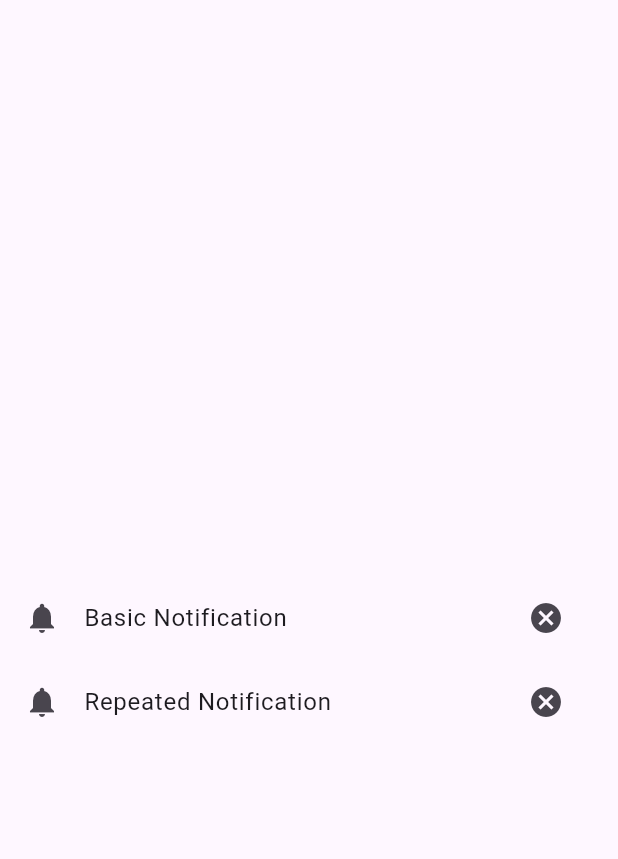
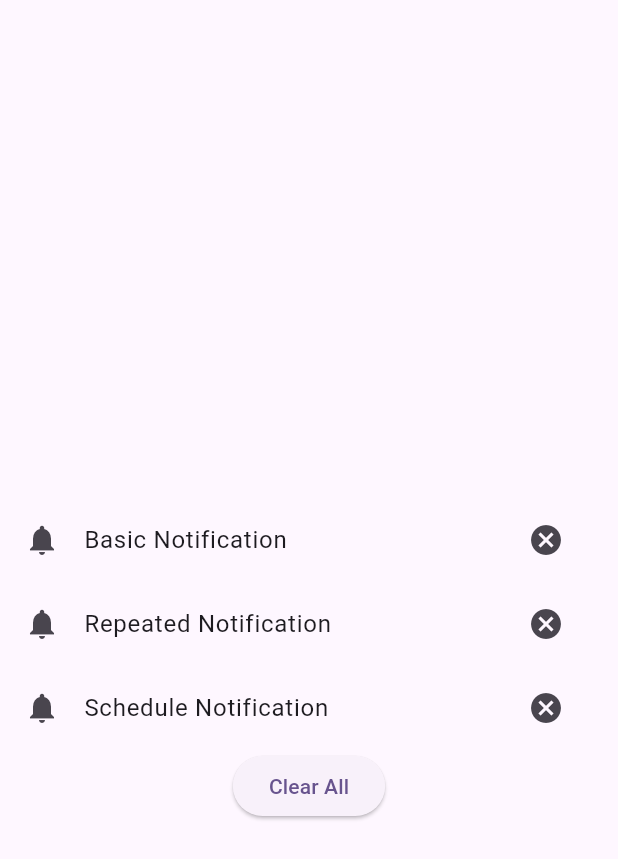
Before and after one commit to amiqyolo/learn_flutter_local_notification, a Flutter app: the screen it shows after launch, after a tap on "Basic Notification", on a phone screen of 412 x 824 dp. Shown: the top 859 px of the screen. Run offline on Flutter 3.47's test engine with Material 3 defaults, Android fonts, the phone set to English and light mode, and no system bars; our stand-ins replace flutter_local_notifications, timezone.

Commit message:
imp: handle onTap local notification

```diff
--- a/lib/main.dart
+++ b/lib/main.dart
@@ -1,5 +1,7 @@
 import 'package:flutter/material.dart';
 import 'package:flutter_notification/flutter_local_notification.dart';
+
+import 'notification_detail.dart';
 
 void main() async {
   WidgetsFlutterBinding.ensureInitialized();
@@ -24,8 +26,35 @@ class MyApp extends StatelessWidget {
   }
 }
 
-class HomePage extends StatelessWidget {
+class HomePage extends StatefulWidget {
   const HomePage({super.key});
+
+  @override
+  State<HomePage> createState() => _HomePageState();
+}
+
+class _HomePageState extends State<HomePage> {
+  void listenToNotificationStream() {
+    FlutterLocalNotification.streamController.stream.listen((
+      notificationResponse,
+    ) {
+      print("${notificationResponse.id}");
+      print("${notificationResponse.payload}");
+      Navigator.push(
+        context,
+        MaterialPageRoute(
+          builder:
+              (context) => NotificationDetail(response: notificationResponse),
+        ),
+      );
+    });
+  }
+
+  @override
+  void initState() {
+    super.initState();
+    listenToNotificationStream();
+  }
 
   @override
   Widget build(BuildContext context) {
@@ -38,17 +67,41 @@ class HomePage extends StatelessWidget {
             onTap: () => FlutterLocalNotification.showBasicNotification(),
             leading: Icon(Icons.notifications),
             title: Text("Basic Notification"),
-            trailing: IconButton(onPressed: () {
-              FlutterLocalNotification.cancelNotification(1);
-            }, icon: Icon(Icons.cancel)),
+            trailing: IconButton(
+              onPressed: () {
+                FlutterLocalNotification.cancelNotification(1);
+              },
+              icon: Icon(Icons.cancel),
+            ),
           ),
           ListTile(
             onTap: () => FlutterLocalNotification.showRepeatedNotification(),
             leading: Icon(Icons.notifications),
             title: Text("Repeated Notification"),
-            trailing: IconButton(onPressed: () {
-              FlutterLocalNotification.cancelNotification(2);
-            }, icon: Icon(Icons.cancel)),
+            trailing: IconButton(
+              onPressed: () {
+                FlutterLocalNotification.cancelNotification(2);
+              },
+              icon: Icon(Icons.cancel),
+            ),
+          ),
+          ListTile(
+            onTap: () => FlutterLocalNotification.showScheduleNotification(),
+            leading: Icon(Icons.notifications),
+            title: Text("Schedule Notification"),
+            trailing: IconButton(
+              onPressed: () {
+                FlutterLocalNotification.cancelNotification(3);
+              },
+              icon: Icon(Icons.cancel),
+            ),
+          ),
+          ElevatedButton(
+            onPressed: () {
+              FlutterLocalNotification.flutterLocalNotificationsPlugin
+                  .cancelAll();
+            },
+            child: Text("Clear All"),
           ),
         ],
       ),
```
Also changed, not shown: lib/flutter_local_notification.dart (+43 -2 lines), lib/notification_detail.dart (added, +21 -0 lines).
